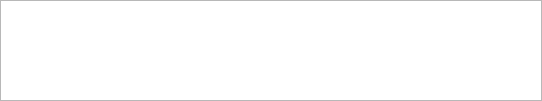
Qt form trunk/src/plugins/messagewidgets/editwidget.ui (vacuum-im/vacuum-im) before a commit.
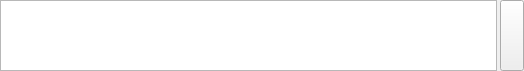
The same form after that commit. Custom widgets are drawn as their Qt base class.

What changed in the file:
```diff
--- a/trunk/src/plugins/messagewidgets/editwidget.ui
+++ b/trunk/src/plugins/messagewidgets/editwidget.ui
@@ -6,13 +6,13 @@
    <rect>
     <x>0</x>
     <y>0</y>
-    <width>542</width>
-    <height>101</height>
+    <width>524</width>
+    <height>71</height>
    </rect>
   </property>
-  <layout class="QVBoxLayout">
+  <layout class="QHBoxLayout" name="horizontalLayout">
    <property name="spacing">
-    <number>0</number>
+    <number>3</number>
    </property>
    <property name="margin">
     <number>0</number>
@@ -20,6 +20,19 @@
    <item>
     <widget class="MessageEditor" name="medEditor"/>
    </item>
+   <item>
+    <widget class="QToolButton" name="tlbSend">
+     <property name="sizePolicy">
+      <sizepolicy hsizetype="Fixed" vsizetype="Preferred">
+       <horstretch>0</horstretch>
+       <verstretch>0</verstretch>
+      </sizepolicy>
+     </property>
+     <property name="toolTip">
+      <string>Send</string>
+     </property>
+    </widget>
+   </item>
   </layout>
  </widget>
  <layoutdefault spacing="6" margin="11"/>
```
